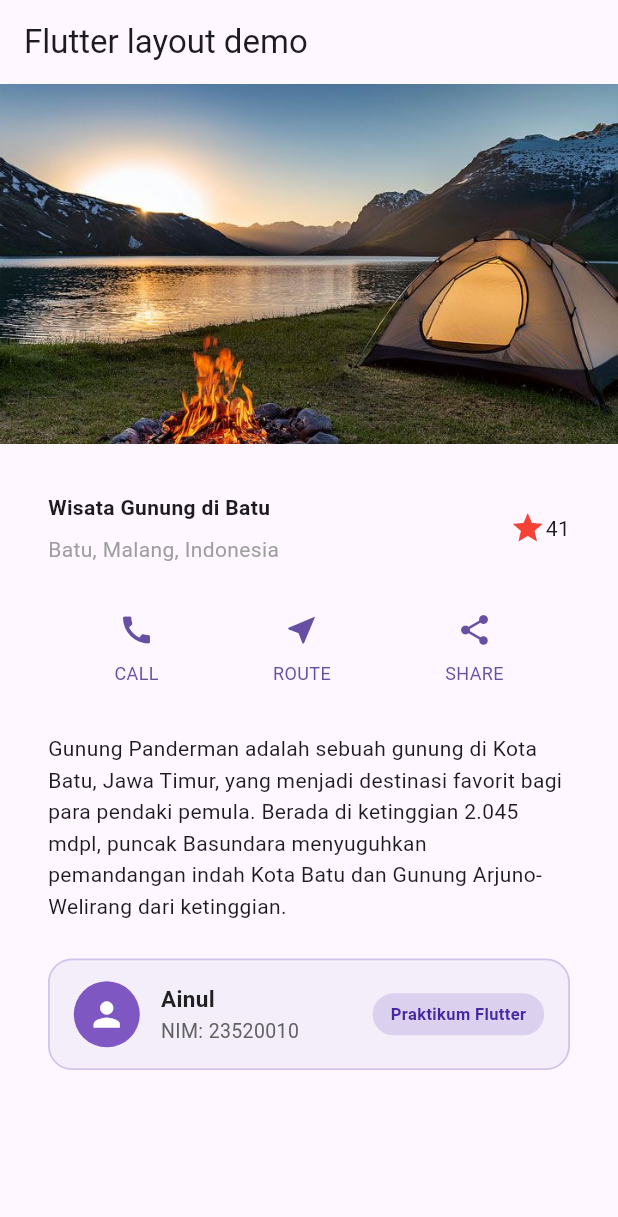
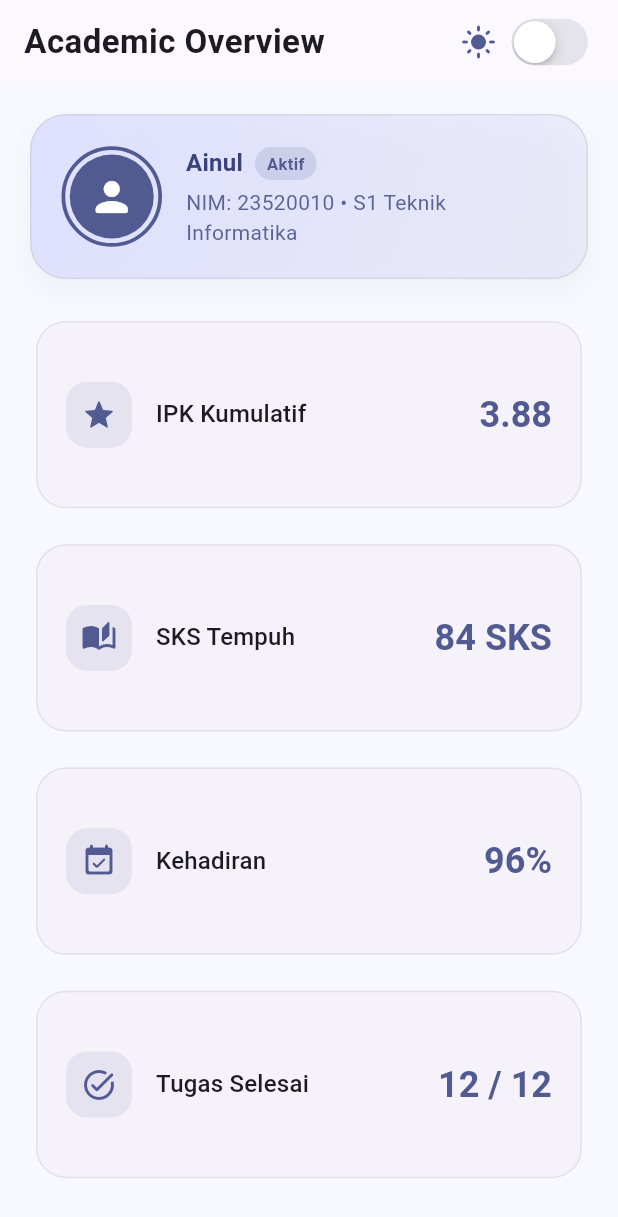
Before and after one commit to ainulmaarif/Flutter_Fundamental, a Flutter app: the screen it shows after launch, on a phone screen of 412 x 824 dp. Shown: the top 1217 px of the screen. Run offline on Flutter 3.47's test engine with Material 3 defaults, Android fonts, the phone set to English and light mode, and no system bars.

Commit message:
pertemuan4/tugaspraktikum2

```diff
--- a/lib/main.dart
+++ b/lib/main.dart
@@ -1,168 +1,313 @@
+import 'package:flutter/cupertino.dart';
 import 'package:flutter/material.dart';
 
-void main() => runApp(const MyApp());
+// Refactoring: Breakpoint didefinisikan satu kali sebagai konstanta bernama
+const double kWideBreakpoint = 700;
 
-class MyApp extends StatelessWidget {
-  const MyApp({super.key});
+void main() => runApp(const DashboardApp());
+
+class DashboardApp extends StatefulWidget {
+  const DashboardApp({super.key});
+
+  @override
+  State<DashboardApp> createState() => _DashboardAppState();
+}
+
+class _DashboardAppState extends State<DashboardApp> {
+  bool isDark = false;
 
   @override
   Widget build(BuildContext context) {
-    // Praktikum 1 - Langkah 4: Implementasi title row
-    Widget titleSection = Container(
-      padding: const EdgeInsets.all(32),
-      child: Row(
-        children: [
-          Expanded(
-            /* soal 1 */
-            child: Column(
-              crossAxisAlignment: CrossAxisAlignment.start,
-              children: [
-                /* soal 2 */
-                Container(
-                  padding: const EdgeInsets.only(bottom: 8),
-                  child: const Text(
-                    'Wisata Gunung di Batu',
-                    style: TextStyle(fontWeight: FontWeight.bold),
+    return MaterialApp(
+      title: 'Academic Overview - Ainul (23520010)',
+      debugShowCheckedModeBanner: false,
+      // Desain Tema Terang (Light Mode)
+      theme: ThemeData(
+        useMaterial3: true,
+        colorSchemeSeed: Colors.indigo,
+        brightness: Brightness.light,
+        scaffoldBackgroundColor: const Color(0xFFF8F9FE),
+      ),
+      // Desain Tema Gelap (Dark Mode)
+      darkTheme: ThemeData(
+        useMaterial3: true,
+        colorSchemeSeed: Colors.indigo,
+        brightness: Brightness.dark,
+        scaffoldBackgroundColor: const Color(0xFF111318),
+      ),
+      themeMode: isDark ? ThemeMode.dark : ThemeMode.light,
+      home: DashboardPage(
+        isDark: isDark,
+        onDarkChanged: (value) => setState(() => isDark = value),
+      ),
+    );
+  }
+}
+
+class DashboardPage extends StatelessWidget {
+  const DashboardPage({
+    required this.isDark,
+    required this.onDarkChanged,
+    super.key,
+  });
+
+  final bool isDark;
+  final ValueChanged<bool> onDarkChanged;
+
+  @override
+  Widget build(BuildContext context) {
+    final theme = Theme.of(context);
+
+    return Scaffold(
+      appBar: AppBar(
+        elevation: 0,
+        scrolledUnderElevation: 2,
+        title: Text(
+          'Academic Overview',
+          style: theme.textTheme.titleLarge?.copyWith(
+            fontWeight: FontWeight.bold,
+            letterSpacing: 0.3,
           ),
         ),
-                Text(
-                  'Batu, Malang, Indonesia',
-                  style: TextStyle(color: Colors.grey[500]),
+        actions: [
+          Row(
+            children: [
+              Icon(
+                isDark ? Icons.dark_mode_rounded : Icons.light_mode_rounded,
+                color: theme.colorScheme.primary,
+              ),
+              const SizedBox(width: 6),
+              Semantics(
+                label: 'Toggle tema gelap atau terang',
+                toggled: isDark,
+                child: CupertinoSwitch(
+                  activeTrackColor: theme.colorScheme.primary,
+                  value: isDark,
+                  onChanged: onDarkChanged,
+                ),
+              ),
+              const SizedBox(width: 16),
+            ],
           ),
         ],
       ),
+      body: LayoutBuilder(
+        builder: (context, constraints) {
+          final isWide = constraints.maxWidth >= kWideBreakpoint;
+          final columns = isWide ? 2 : 1;
+
+          return ListView(
+            padding: const EdgeInsets.symmetric(horizontal: 20, vertical: 20),
+            children: [
+              // 1. Header Profil Mahasiswa (Container, Row, Column, Expanded)
+              Semantics(
+                label: 'Profil Mahasiswa Ainul, NIM 23520010, S1 Teknik Informatika',
+                child: Container(
+                  padding: const EdgeInsets.all(20),
+                  decoration: BoxDecoration(
+                    gradient: LinearGradient(
+                      colors: isDark
+                          ? [
+                              theme.colorScheme.primaryContainer.withValues(alpha: 0.6),
+                              theme.colorScheme.surfaceContainerHighest,
+                            ]
+                          : [
+                              theme.colorScheme.primaryContainer,
+                              theme.colorScheme.secondaryContainer.withValues(alpha: 0.5),
+                            ],
+                      begin: Alignment.topLeft,
+                      end: Alignment.bottomRight,
                     ),
-          /* soal 3 */
-          Icon(Icons.star, color: Colors.red[500]),
-          const Text('41'),
+                    borderRadius: BorderRadius.circular(24),
+                    border: Border.all(
+                      color: theme.colorScheme.outlineVariant.withValues(alpha: 0.5),
+                    ),
+                    boxShadow: [
+                      BoxShadow(
+                        color: theme.shadowColor.withValues(alpha: 0.04),
+                        blurRadius: 16,
+                        offset: const Offset(0, 8),
+                      ),
                     ],
-      ),
-    );
-
-    // Praktikum 2 - Langkah 2: Buat widget buttonSection
-    Color color = Theme.of(context).primaryColor;
-
-    Widget buttonSection = Row(
-      mainAxisAlignment: MainAxisAlignment.spaceEvenly,
-      children: [
-        _buildButtonColumn(color, Icons.call, 'CALL'),
-        _buildButtonColumn(color, Icons.near_me, 'ROUTE'),
-        _buildButtonColumn(color, Icons.share, 'SHARE'),
-      ],
-    );
-
-    // Praktikum 3 - Langkah 1: Buat widget textSection
-    Widget textSection = Container(
-      padding: const EdgeInsets.fromLTRB(32, 32, 32, 16),
-      child: const Text(
-        'Gunung Panderman adalah sebuah gunung di Kota Batu, Jawa Timur, '
-        'yang menjadi destinasi favorit bagi para pendaki pemula. '
-        'Berada di ketinggian 2.045 mdpl, puncak Basundara menyuguhkan '
-        'pemandangan indah Kota Batu dan Gunung Arjuno-Welirang dari '
-        'ketinggian.',
-        softWrap: true,
-        style: TextStyle(height: 1.5),
-      ),
-    );
-
-    // Footer Identitas Mahasiswa yang rapi & selaras dengan tema
-    Widget footerSection = Container(
-      margin: const EdgeInsets.symmetric(horizontal: 32, vertical: 8),
-      padding: const EdgeInsets.symmetric(horizontal: 16, vertical: 14),
-      decoration: BoxDecoration(
-        color: Colors.deepPurple.shade50.withOpacity(0.6),
-        borderRadius: BorderRadius.circular(16),
-        border: Border.all(color: Colors.deepPurple.shade100, width: 1.2),
                   ),
                   child: Row(
                     children: [
-          CircleAvatar(
-            radius: 22,
-            backgroundColor: Colors.deepPurple.shade400,
-            child: const Icon(Icons.person, color: Colors.white, size: 26),
+                      // Avatar Mahasiswa
+                      Container(
+                        padding: const EdgeInsets.all(3),
+                        decoration: BoxDecoration(
+                          shape: BoxShape.circle,
+                          border: Border.all(
+                            color: theme.colorScheme.primary,
+                            width: 2.5,
                           ),
-          const SizedBox(width: 14),
+                        ),
+                        child: CircleAvatar(
+                          radius: 28,
+                          backgroundColor: theme.colorScheme.primary,
+                          child: Icon(
+                            Icons.person_rounded,
+                            color: theme.colorScheme.onPrimary,
+                            size: 32,
+                          ),
+                        ),
+                      ),
+                      const SizedBox(width: 16),
+                      // Teks Identitas Mahasiswa
                       Expanded(
                         child: Column(
                           crossAxisAlignment: CrossAxisAlignment.start,
                           children: [
-                const Text(
+                            Row(
+                              children: [
+                                Text(
                                   'Ainul',
-                  style: TextStyle(
+                                  style: theme.textTheme.titleMedium?.copyWith(
                                     fontWeight: FontWeight.bold,
-                    fontSize: 15,
-                    color: Colors.black87,
+                                    color: theme.colorScheme.onPrimaryContainer,
                                   ),
                                 ),
-                const SizedBox(height: 2),
-                Text(
-                  'NIM: 23520010',
-                  style: TextStyle(fontSize: 13, color: Colors.grey[700]),
+                                const SizedBox(width: 8),
+                                Container(
+                                  padding: const EdgeInsets.symmetric(
+                                    horizontal: 8,
+                                    vertical: 3,
                                   ),
-              ],
-            ),
-          ),
-          Container(
-            padding: const EdgeInsets.symmetric(horizontal: 12, vertical: 6),
                                   decoration: BoxDecoration(
-              color: Colors.deepPurple.shade100.withOpacity(0.7),
+                                    color: theme.colorScheme.primary.withValues(alpha: 0.15),
                                     borderRadius: BorderRadius.circular(20),
                                   ),
                                   child: Text(
-              'Praktikum Flutter',
+                                    'Aktif',
                                     style: TextStyle(
                                       fontSize: 11,
                                       fontWeight: FontWeight.w600,
-                color: Colors.deepPurple.shade800,
+                                      color: theme.colorScheme.primary,
                                     ),
                                   ),
                                 ),
                               ],
                             ),
+                            const SizedBox(height: 4),
+                            Text(
+                              'NIM: 23520010 • S1 Teknik Informatika',
+                              style: theme.textTheme.bodyMedium?.copyWith(
+                                color: theme.colorScheme.onPrimaryContainer.withValues(alpha: 0.8),
+                              ),
+                            ),
+                          ],
+                        ),
+                      ),
+                    ],
+                  ),
+                ),
+              ),
+
+              const SizedBox(height: 24),
+
+              // 2. Empat Kartu Informasi Responsif
+              GridView.count(
+                shrinkWrap: true,
+                physics: const NeverScrollableScrollPhysics(),
+                crossAxisCount: columns,
+                crossAxisSpacing: 16,
+                mainAxisSpacing: 16,
+                childAspectRatio: 2.8,
+                children: const [
+                  InfoCard(
+                    title: 'IPK Kumulatif',
+                    value: '3.88',
+                    icon: Icons.grade_rounded,
+                  ),
+                  InfoCard(
+                    title: 'SKS Tempuh',
+                    value: '84 SKS',
+                    icon: Icons.auto_stories_rounded,
+                  ),
+                  InfoCard(
+                    title: 'Kehadiran',
+                    value: '96%',
+                    icon: Icons.event_available_rounded,
+                  ),
+                  InfoCard(
+                    title: 'Tugas Selesai',
+                    value: '12 / 12',
+                    icon: Icons.task_alt_rounded,
+                  ),
+                ],
+              ),
+            ],
           );
+        },
+      ),
+    );
+  }
+}
 
-    return MaterialApp(
-      title: 'Flutter layout: Ainul - 23520010',
-      home: Scaffold(
-        appBar: AppBar(title: const Text('Flutter layout demo')),
-        body: ListView(
+// Refactoring: Kartu Reusable InfoCard (Styling Modern & Aksesibilitas)
+class InfoCard extends StatelessWidget {
+  const InfoCard({
+    required this.title,
+    required this.value,
+    required this.icon,
+    super.key,
+  });
+
+  final String title;
+  final String value;
+  final IconData icon;
+
+  @override
+  Widget build(BuildContext context) {
+    final theme = Theme.of(context);
+
+    return Semantics(
+      label: 'Informasi $title adalah $value',
+      child: Card(
+        elevation: 0,
+        shape: RoundedRectangleBorder(
+          borderRadius: BorderRadius.circular(20),
+          side: BorderSide(
+            color: theme.colorScheme.outlineVariant.withValues(alpha: 0.4),
+          ),
+        ),
+        color: theme.colorScheme.surfaceContainerLow,
+        child: Padding(
+          padding: const EdgeInsets.symmetric(horizontal: 20, vertical: 16),
+          child: Row(
             children: [
-            Image.asset(
-              'assets/lake.jpg',
-              width: 600,
-              height: 240,
-              fit: BoxFit.cover,
+              Container(
+                padding: const EdgeInsets.all(10),
+                decoration: BoxDecoration(
+                  color: theme.colorScheme.primary.withValues(alpha: 0.1),
+                  borderRadius: BorderRadius.circular(14),
                 ),
-            titleSection,
-            buttonSection,
-            textSection,
-            footerSection,
-            const SizedBox(height: 24),
+                child: Icon(
+                  icon,
+                  color: theme.colorScheme.primary,
+                  size: 24,
+                ),
+              ),
+              const SizedBox(width: 16),
+              Expanded(
+                child: Text(
+                  title,
+                  style: theme.textTheme.titleMedium?.copyWith(
+                    fontWeight: FontWeight.w500,
+                  ),
+                ),
+              ),
+              Text(
+                value,
+                style: theme.textTheme.headlineSmall?.copyWith(
+                  fontWeight: FontWeight.bold,
+                  color: theme.colorScheme.primary,
+                ),
+              ),
             ],
+          ),
         ),
       ),
     );
   }
-
-  // Praktikum 2 - Langkah 1: Buat method Column _buildButtonColumn
-  Column _buildButtonColumn(Color color, IconData icon, String label) {
-    return Column(
-      mainAxisSize: MainAxisSize.min,
-      mainAxisAlignment: MainAxisAlignment.center,
-      children: [
-        Icon(icon, color: color),
-        Container(
-          margin: const EdgeInsets.only(top: 8),
-          child: Text(
-            label,
-            style: TextStyle(
-              fontSize: 12,
-              fontWeight: FontWeight.w400,
-              color: color,
-            ),
-          ),
-        ),
-      ],
-    );
 }
-}
--- a/pubspec.yaml
+++ b/pubspec.yaml
@@ -21,4 +21,5 @@ flutter:
 
   # Perhatikan spasinya di sini, ini yang paling penting
   assets:
-    - assets/lake.jpg
+    - assets/logo.jpeg
+    - assets/fotosaya.jpeg
```
Also changed, not shown: assets/fotosaya.jpeg (added), 3 other files. Lines whose indentation alone changed are shown as unchanged.
